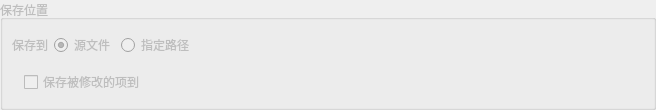
This is src/utils/widgets/otofilesavewidget.ui in shine5402/KiraOtoToolbox as Qt 5 draws it before an edit. The edited form follows.
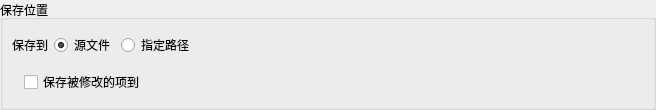
This is the edited form. Custom widgets are drawn as their Qt base class.

The edit to the form file:
```diff
--- a/src/utils/widgets/otofilesavewidget.ui
+++ b/src/utils/widgets/otofilesavewidget.ui
@@ -2,9 +2,6 @@
 <ui version="4.0">
  <class>OtoFileSaveWidget</class>
  <widget class="QWidget" name="OtoFileSaveWidget">
-  <property name="enabled">
-   <bool>false</bool>
-  </property>
   <property name="geometry">
    <rect>
     <x>0</x>
```
